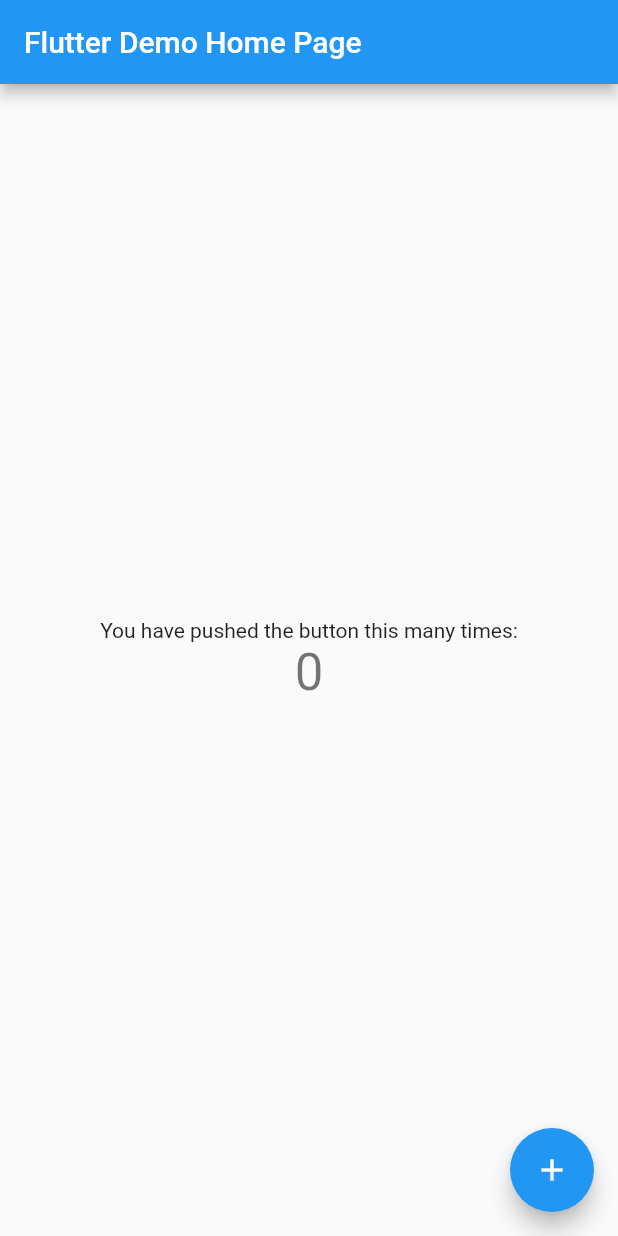
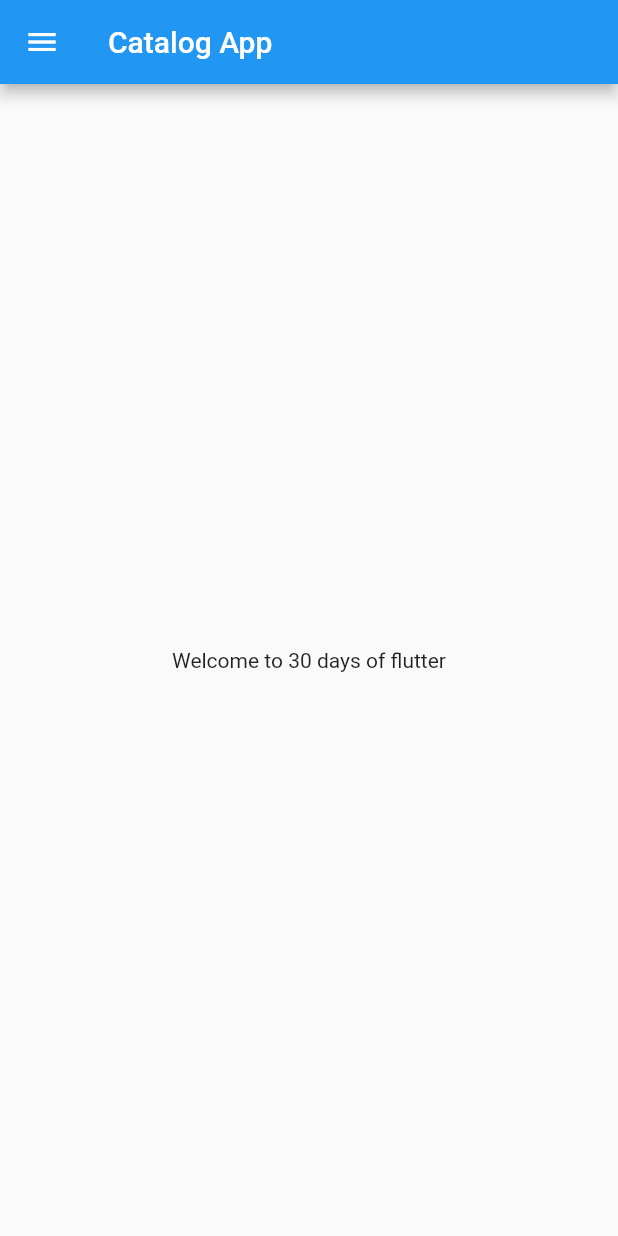
Before and after one commit to saifali2655/flutter_catalog, a Flutter app: the screen it shows after launch, on a phone screen of 412 x 824 dp. Run offline on Flutter 3.47's test engine with Material 2 defaults, Android fonts, the phone set to English and light mode, and no system bars.

Commit message:
day2 completed

```diff
--- /dev/null
+++ b/lib/home_page.dart
@@ -0,0 +1,22 @@
+import 'package:flutter/material.dart';
+
+class HomePage extends StatelessWidget {
+  final int days = 30;
+  final String name = "flutter";
+  const HomePage({Key? key}) : super(key: key);
+
+  @override
+  Widget build(BuildContext context) {
+    return Scaffold(
+      appBar: AppBar(
+        title: Text("Catalog App", textAlign: TextAlign.center),
+      ),
+      body: Center(
+        child: Container(
+          child: Text("Welcome to $days days of $name"),
+        ),
+      ),
+      drawer: Drawer(),
+    );
+  }
+}
--- a/lib/main.dart
+++ b/lib/main.dart
@@ -1,115 +1,17 @@
 import 'package:flutter/material.dart';
+import 'package:flutter_catalog/home_page.dart';
 
 void main() {
-  runApp(const MyApp());
+  runApp(MyApp());
 }
 
 class MyApp extends StatelessWidget {
   const MyApp({Key? key}) : super(key: key);
 
-  // This widget is the root of your application.
   @override
   Widget build(BuildContext context) {
     return MaterialApp(
-      title: 'Flutter Demo',
-      theme: ThemeData(
-        // This is the theme of your application.
-        //
-        // Try running your application with "flutter run". You'll see the
-        // application has a blue toolbar. Then, without quitting the app, try
-        // changing the primarySwatch below to Colors.green and then invoke
-        // "hot reload" (press "r" in the console where you ran "flutter run",
-        // or simply save your changes to "hot reload" in a Flutter IDE).
-        // Notice that the counter didn't reset back to zero; the application
-        // is not restarted.
-        primarySwatch: Colors.blue,
-      ),
-      home: const MyHomePage(title: 'Flutter Demo Home Page'),
+      home: HomePage(),
     );
   }
 }
-
-class MyHomePage extends StatefulWidget {
-  const MyHomePage({Key? key, required this.title}) : super(key: key);
-
-  // This widget is the home page of your application. It is stateful, meaning
-  // that it has a State object (defined below) that contains fields that affect
-  // how it looks.
-
-  // This class is the configuration for the state. It holds the values (in this
-  // case the title) provided by the parent (in this case the App widget) and
-  // used by the build method of the State. Fields in a Widget subclass are
-  // always marked "final".
-
-  final String title;
-
-  @override
-  State<MyHomePage> createState() => _MyHomePageState();
-}
-
-class _MyHomePageState extends State<MyHomePage> {
-  int _counter = 0;
-
-  void _incrementCounter() {
-    setState(() {
-      // This call to setState tells the Flutter framework that something has
-      // changed in this State, which causes it to rerun the build method below
-      // so that the display can reflect the updated values. If we changed
-      // _counter without calling setState(), then the build method would not be
-      // called again, and so nothing would appear to happen.
-      _counter++;
-    });
-  }
-
-  @override
-  Widget build(BuildContext context) {
-    // This method is rerun every time setState is called, for instance as done
-    // by the _incrementCounter method above.
-    //
-    // The Flutter framework has been optimized to make rerunning build methods
-    // fast, so that you can just rebuild anything that needs updating rather
-    // than having to individually change instances of widgets.
-    return Scaffold(
-      appBar: AppBar(
-        // Here we take the value from the MyHomePage object that was created by
-        // the App.build method, and use it to set our appbar title.
-        title: Text(widget.title),
-      ),
-      body: Center(
-        // Center is a layout widget. It takes a single child and positions it
-        // in the middle of the parent.
-        child: Column(
-          // Column is also a layout widget. It takes a list of children and
-          // arranges them vertically. By default, it sizes itself to fit its
-          // children horizontally, and tries to be as tall as its parent.
-          //
-          // Invoke "debug painting" (press "p" in the console, choose the
-          // "Toggle Debug Paint" action from the Flutter Inspector in Android
-          // Studio, or the "Toggle Debug Paint" command in Visual Studio Code)
-          // to see the wireframe for each widget.
-          //
-          // Column has various properties to control how it sizes itself and
-          // how it positions its children. Here we use mainAxisAlignment to
-          // center the children vertically; the main axis here is the vertical
-          // axis because Columns are vertical (the cross axis would be
-          // horizontal).
-          mainAxisAlignment: MainAxisAlignment.center,
-          children: <Widget>[
-            const Text(
-              'You have pushed the button this many times:',
-            ),
-            Text(
-              '$_counter',
-              style: Theme.of(context).textTheme.headline4,
-            ),
-          ],
-        ),
-      ),
-      floatingActionButton: FloatingActionButton(
-        onPressed: _incrementCounter,
-        tooltip: 'Increment',
-        child: const Icon(Icons.add),
-      ), // This trailing comma makes auto-formatting nicer for build methods.
-    );
-  }
-}
```
